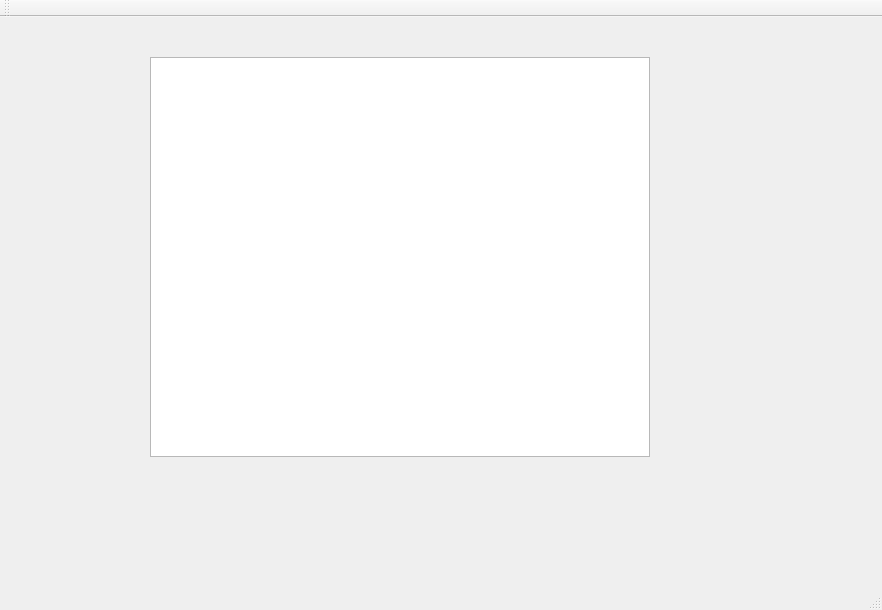
Before: the Qt Designer form Graphics/mainwindow.ui in ShihoVN/HiveChime, drawn with Qt 5.
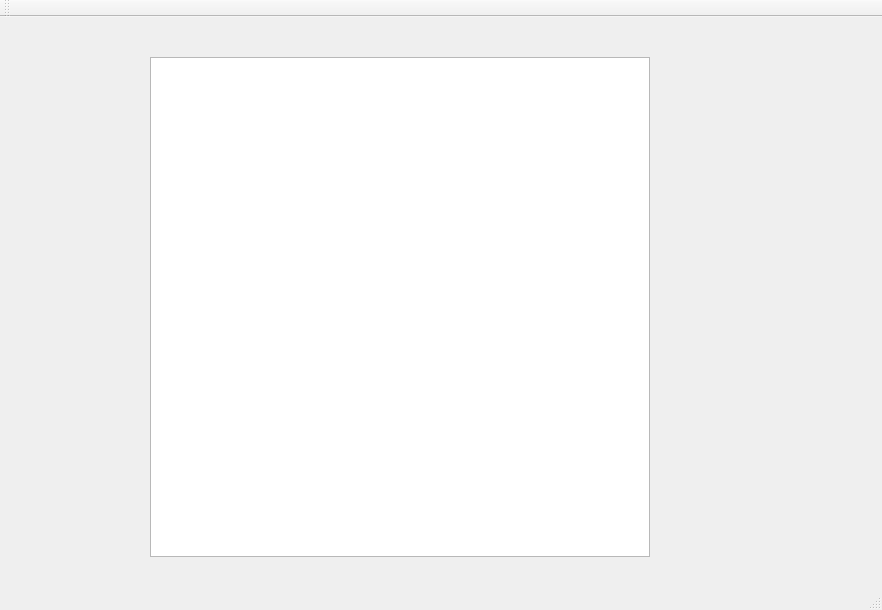
After: the same form once the commit is applied.

```diff
--- a/Graphics/mainwindow.ui
+++ b/Graphics/mainwindow.ui
@@ -20,9 +20,27 @@
       <x>150</x>
       <y>40</y>
       <width>500</width>
-      <height>400</height>
+      <height>500</height>
      </rect>
     </property>
+    <property name="sizePolicy">
+     <sizepolicy hsizetype="Fixed" vsizetype="Fixed">
+      <horstretch>0</horstretch>
+      <verstretch>0</verstretch>
+     </sizepolicy>
+    </property>
+    <property name="maximumSize">
+     <size>
+      <width>500</width>
+      <height>500</height>
+     </size>
+    </property>
+    <property name="verticalScrollBarPolicy">
+     <enum>Qt::ScrollBarAlwaysOff</enum>
+    </property>
+    <property name="horizontalScrollBarPolicy">
+     <enum>Qt::ScrollBarAlwaysOff</enum>
+    </property>
    </widget>
   </widget>
   <widget class="QMenuBar" name="menuBar">
```
